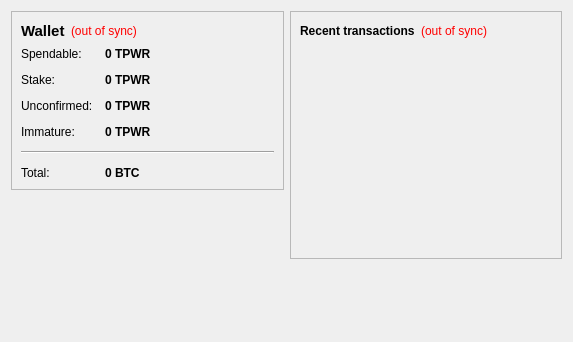
Above: src/qt/forms/overviewpage.ui from TalonPower/Talon-Power-Coin-v1.1 before the change. Below: the same form after it.
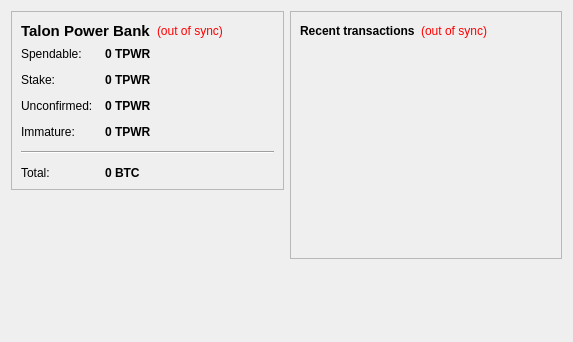
That is the form after the change. Icons and pictures are not drawn.

The edit to the form file:
```diff
--- a/src/qt/forms/overviewpage.ui
+++ b/src/qt/forms/overviewpage.ui
@@ -37,7 +37,7 @@
              </font>
             </property>
             <property name="text">
-             <string>Wallet</string>
+             <string>Talon Power Bank</string>
             </property>
            </widget>
           </item>
```
